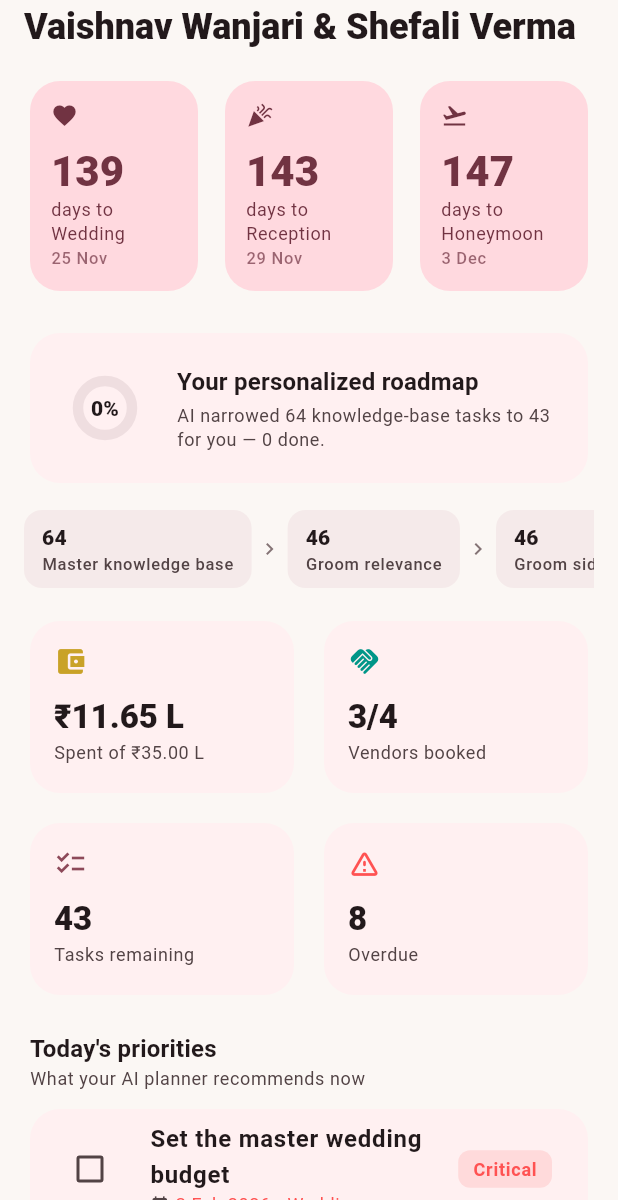
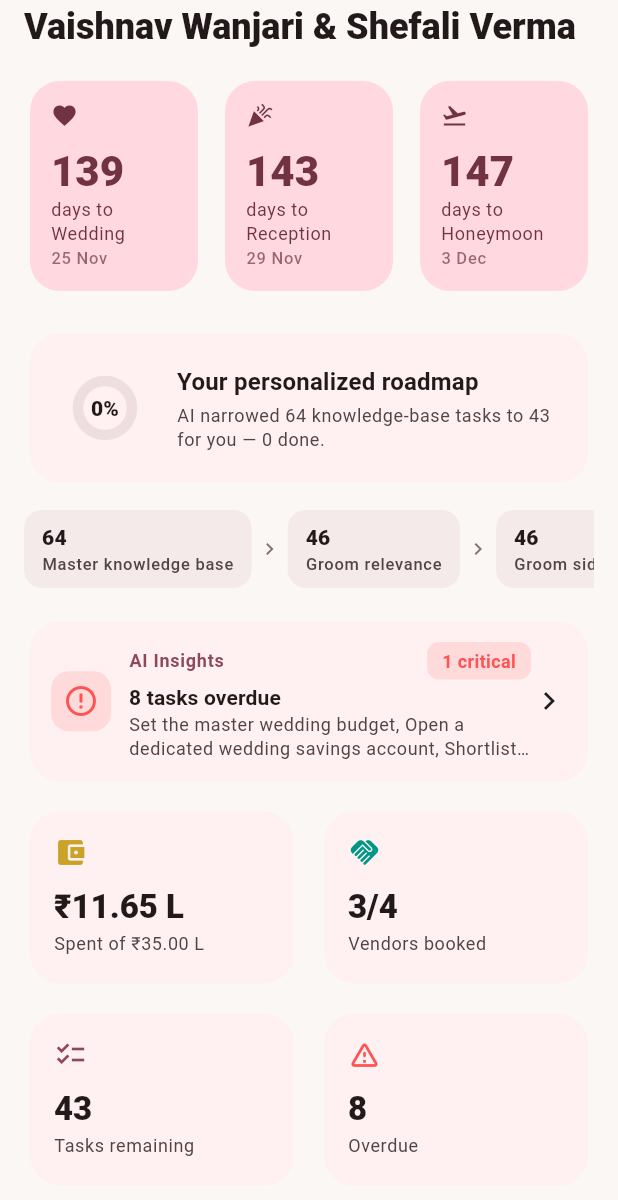
Before and after one commit to VaishnavWanjari/Cautious, a Flutter app: the DashboardScreen widget shown alone on an empty page, opened directly, on a phone screen of 412 x 824 dp, the part 36-1236 px from its top. Run offline on Flutter 3.47's test engine with Material 3 defaults, Android fonts, the phone set to English and light mode, and no system bars; our stand-ins replace fl_chart, flutter_riverpod, shared_preferences; accounts and stored records are empty.

Commit message:
Add proactive AI Insights engine + in-app Reminders agenda
The "AI Wedding Manager" brain the app kept promising:

- InsightsEngine (pure Dart): reviews the scheduled roadmap, budget and
  vendors and produces ranked, severity-tagged insights — overdue tasks,
  critical-path items at risk, blocked dependencies ("X needs Y done first"),
  over-budget categories and total overspend, unbooked critical vendors, and
  pending vendor payments, plus a positive "on track" signal when healthy.
- ReminderEngine + Reminders agenda screen: an in-app, overdue-first reminder
  list derived from the timeline, grouped by month. No OS scheduling, so it
  builds and runs on every platform; the model is ready to hand to a push
  provider later.
- Dashboard: tappable AI Insights banner (top risk + critical/warning counts).
- More hub: AI Insights and Reminders entries with live badges.
- Riverpod: insightsProvider, remindersProvider, engine providers.
- Unit tests for InsightsEngine and ReminderEngine.

Note: OS push (flutter_local_notifications/FCM) was intentionally deferred —
it requires Android core-library desugaring + native config that can't be
verified in this environment, and would break the CI APK build. The reminder
data layer already exists in-app.

Co-Authored-By: Claude Opus 4.8 <noreply@anthropic.com>
Claude-Session: https://claude.ai/code/session_01QRQjLAv5EJ9SZukCTmeT1D

```diff
--- a/sv_wedding_planner/lib/features/dashboard_screen.dart
+++ b/sv_wedding_planner/lib/features/dashboard_screen.dart
@@ -5,8 +5,10 @@ import '../core/format.dart';
 import '../core/theme.dart';
 import '../models/enums.dart';
 import '../models/wedding_task.dart';
+import '../models/insight.dart';
 import '../state/providers.dart';
 import '../widgets/common.dart';
+import 'insights_screen.dart';
 import 'tasks_screen.dart';
 
 class DashboardScreen extends ConsumerWidget {
@@ -24,6 +26,7 @@ class DashboardScreen extends ConsumerWidget {
 
     final plannedSpend = budget.fold<int>(0, (s, b) => s + b.actual);
     final bookedVendors = vendors.where((v) => v.booked).length;
+    final insights = ref.watch(insightsProvider);
 
     return roadmapAsync.when(
       loading: () => const Center(child: CircularProgressIndicator()),
@@ -85,6 +88,8 @@ class DashboardScreen extends ConsumerWidget {
           _FunnelStrip(roadmap.funnel),
 
           const SizedBox(height: 12),
+          if (insights.isNotEmpty) _InsightsBanner(insights),
+
           // Stat grid.
           GridView.count(
             crossAxisCount: 2,
@@ -310,6 +315,81 @@ class _FocusTile extends ConsumerWidget {
   }
 }
 
+class _InsightsBanner extends StatelessWidget {
+  final List<Insight> insights;
+  const _InsightsBanner(this.insights);
+
+  @override
+  Widget build(BuildContext context) {
+    final theme = Theme.of(context);
+    final top = insights.first;
+    final critical = insights.where((i) => i.severity == InsightSeverity.critical).length;
+    final warnings = insights.where((i) => i.severity == InsightSeverity.warning).length;
+    final (color, icon) = switch (top.severity) {
+      InsightSeverity.critical => (Colors.redAccent, Icons.error_outline),
+      InsightSeverity.warning => (Colors.orange, Icons.warning_amber_rounded),
+      InsightSeverity.info => (Colors.blue, Icons.info_outline),
+      InsightSeverity.positive => (Colors.green, Icons.check_circle_outline),
+    };
+    return Padding(
+      padding: const EdgeInsets.only(bottom: 12),
+      child: Card(
+        child: InkWell(
+          onTap: () => Navigator.of(context).push(
+            MaterialPageRoute(builder: (_) => const InsightsScreen()),
+          ),
+          child: Padding(
+            padding: const EdgeInsets.all(14),
+            child: Row(
+              children: [
+                Container(
+                  padding: const EdgeInsets.all(8),
+                  decoration: BoxDecoration(
+                    color: color.withOpacity(0.14),
+                    borderRadius: BorderRadius.circular(12),
+                  ),
+                  child: Icon(icon, color: color),
+                ),
+                const SizedBox(width: 12),
+                Expanded(
+                  child: Column(
+                    crossAxisAlignment: CrossAxisAlignment.start,
+                    children: [
+                      Row(
+                        children: [
+                          Text('AI Insights',
+                              style: theme.textTheme.labelMedium?.copyWith(
+                                  color: theme.colorScheme.primary,
+                                  fontWeight: FontWeight.w700)),
+                          const Spacer(),
+                          if (critical > 0)
+                            TintPill('$critical critical', color: Colors.redAccent)
+                          else if (warnings > 0)
+                            TintPill('$warnings warnings', color: Colors.orange),
+                        ],
+                      ),
+                      const SizedBox(height: 2),
+                      Text(top.title,
+                          style: theme.textTheme.titleSmall
+                              ?.copyWith(fontWeight: FontWeight.w700)),
+                      Text(top.detail,
+                          maxLines: 2,
+                          overflow: TextOverflow.ellipsis,
+                          style: theme.textTheme.bodySmall?.copyWith(
+                              color: theme.colorScheme.onSurfaceVariant)),
+                    ],
+                  ),
+                ),
+                const Icon(Icons.chevron_right),
+              ],
+            ),
+          ),
+        ),
+      ),
+    );
+  }
+}
+
 Color priorityColor(Priority p) {
   switch (p) {
     case Priority.critical:
--- a/sv_wedding_planner/lib/features/more_screen.dart
+++ b/sv_wedding_planner/lib/features/more_screen.dart
@@ -2,8 +2,10 @@ import 'package:flutter/material.dart';
 import 'package:flutter_riverpod/flutter_riverpod.dart';
 
 import '../state/providers.dart';
+import 'insights_screen.dart';
 import 'modules.dart';
 import 'onboarding_screen.dart';
+import 'reminders_screen.dart';
 
 class MoreScreen extends ConsumerWidget {
   const MoreScreen({super.key});
@@ -15,7 +17,17 @@ class MoreScreen extends ConsumerWidget {
     final shopping = ref.watch(shoppingProvider);
     final guests = ref.watch(guestsProvider);
 
+    final insights = ref.watch(insightsProvider);
+    final reminders = ref.watch(remindersProvider);
+    final overdue = reminders.where((r) => r.overdue).length;
+
     final tiles = <_MoreTile>[
+      _MoreTile(Icons.auto_awesome, 'AI Insights',
+          insights.isEmpty ? 'All healthy' : '${insights.length} to review', Colors.deepPurple,
+          () => const InsightsScreen()),
+      _MoreTile(Icons.notifications_active, 'Reminders',
+          overdue > 0 ? '$overdue overdue' : '${reminders.length} scheduled', Colors.redAccent,
+          () => const RemindersScreen()),
       _MoreTile(Icons.handshake, 'Vendors', '${vendors.length} tracked', Colors.teal,
           () => const VendorsScreen()),
       _MoreTile(Icons.shopping_bag, 'Shopping', '${shopping.length} items', Colors.orange,
--- /dev/null
+++ b/sv_wedding_planner/lib/models/insight.dart
@@ -0,0 +1,40 @@
+/// A proactive, AI-planner-style observation about the wedding plan.
+///
+/// The [InsightsEngine] derives these from the live roadmap, budget and vendor
+/// state so the app can answer "what's delayed?", "what am I forgetting?" and
+/// "what will be affected if this slips?" without the user having to ask.
+enum InsightSeverity { critical, warning, info, positive }
+
+enum InsightCategory { overdue, criticalPath, dependency, budget, vendor, payment, upcoming, progress }
+
+class Insight {
+  final InsightSeverity severity;
+  final InsightCategory category;
+  final String title;
+  final String detail;
+
+  /// Optional anchor to a task so the UI can deep-link into it.
+  final String? taskId;
+
+  const Insight({
+    required this.severity,
+    required this.category,
+    required this.title,
+    required this.detail,
+    this.taskId,
+  });
+
+  /// Higher = surfaced first.
+  int get rank {
+    switch (severity) {
+      case InsightSeverity.critical:
+        return 4;
+      case InsightSeverity.warning:
+        return 3;
+      case InsightSeverity.info:
+        return 2;
+      case InsightSeverity.positive:
+        return 1;
+    }
+  }
+}
```
Also changed, not shown: sv_wedding_planner/lib/engine/insights_engine.dart (added, +151 -0 lines), sv_wedding_planner/lib/engine/reminder_engine.dart (added, +41 -0 lines), sv_wedding_planner/lib/features/insights_screen.dart (added, +137 -0 lines), sv_wedding_planner/lib/features/reminders_screen.dart (added, +81 -0 lines), sv_wedding_planner/lib/models/reminder.dart (added, +22 -0 lines), sv_wedding_planner/lib/state/providers.dart (+32 -0 lines), 2 other files.
